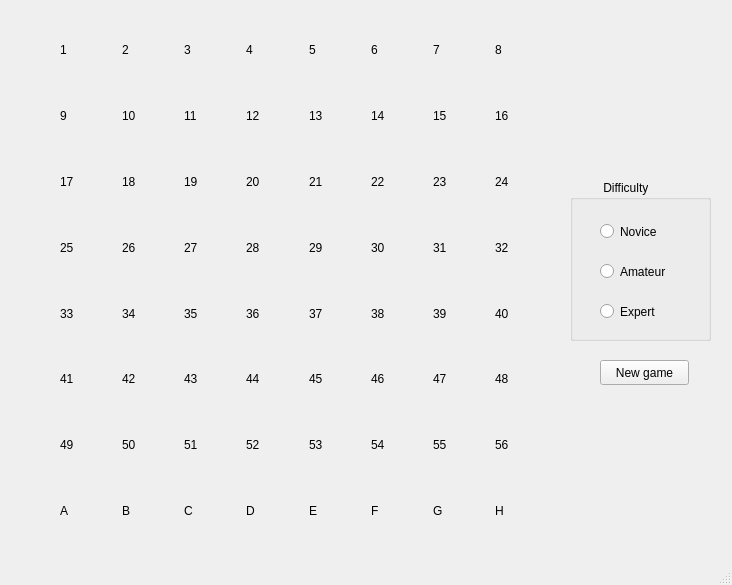
First picture: the form in hungryKnightsGUI/mainwindow.ui, repository DiegoFLM/HungryKnights, before the edit.
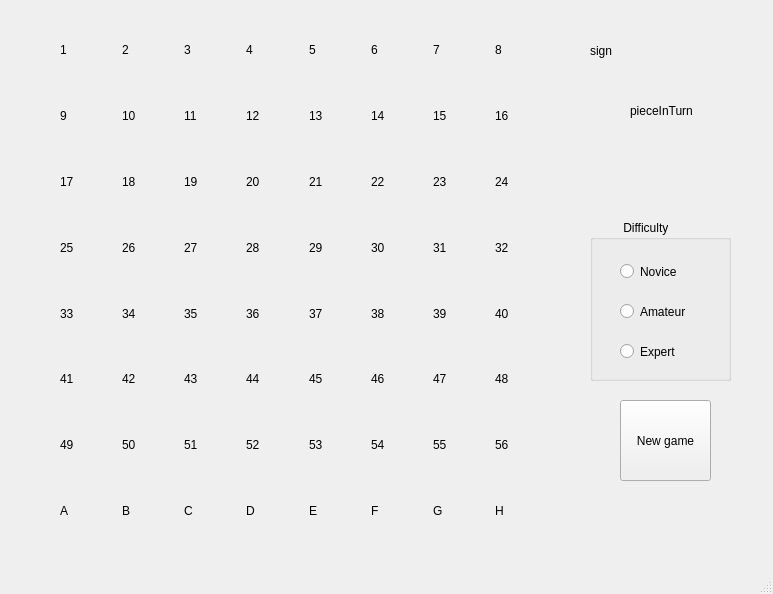
Second picture: the form after the edit.

What changed in the file:
```diff
--- a/hungryKnightsGUI/mainwindow.ui
+++ b/hungryKnightsGUI/mainwindow.ui
@@ -6,8 +6,8 @@
    <rect>
     <x>0</x>
     <y>0</y>
-    <width>732</width>
-    <height>585</height>
+    <width>773</width>
+    <height>594</height>
    </rect>
   </property>
   <property name="windowTitle">
@@ -477,8 +477,8 @@
    <widget class="QGroupBox" name="groupBox">
     <property name="geometry">
      <rect>
-      <x>570</x>
-      <y>180</y>
+      <x>590</x>
+      <y>220</y>
       <width>141</width>
       <height>161</height>
      </rect>
@@ -529,16 +529,45 @@
    <widget class="QPushButton" name="pushButton">
     <property name="geometry">
      <rect>
-      <x>600</x>
-      <y>360</y>
-      <width>89</width>
-      <height>25</height>
+      <x>620</x>
+      <y>400</y>
+      <width>91</width>
+      <height>81</height>
      </rect>
     </property>
     <property name="text">
      <string>New game</string>
     </property>
    </widget>
+   <widget class="QLabel" name="sign">
+    <property name="geometry">
+     <rect>
+      <x>590</x>
+      <y>30</y>
+      <width>131</width>
+      <height>41</height>
+     </rect>
+    </property>
+    <property name="text">
+     <string>sign</string>
+    </property>
+   </widget>
+   <widget class="QLabel" name="pieceInTurn">
+    <property name="geometry">
+     <rect>
+      <x>630</x>
+      <y>80</y>
+      <width>81</width>
+      <height>61</height>
+     </rect>
+    </property>
+    <property name="mouseTracking">
+     <bool>true</bool>
+    </property>
+    <property name="text">
+     <string>pieceInTurn</string>
+    </property>
+   </widget>
   </widget>
   <widget class="QStatusBar" name="statusbar"/>
  </widget>
```
Left out of the diff: 3 changed lines with no effect on the pictures.
